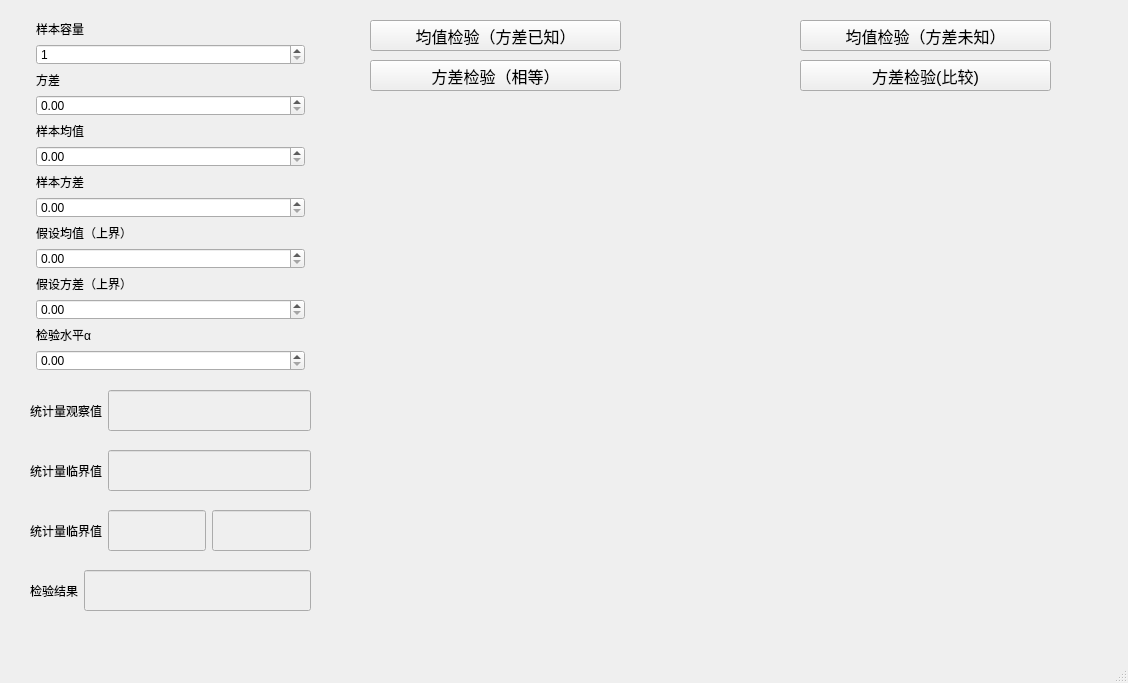
This is files/canshujiashejianyan.ui in chenxindaaa/MathematicalStatistics as Qt 5 draws it before an edit. The edited form follows.
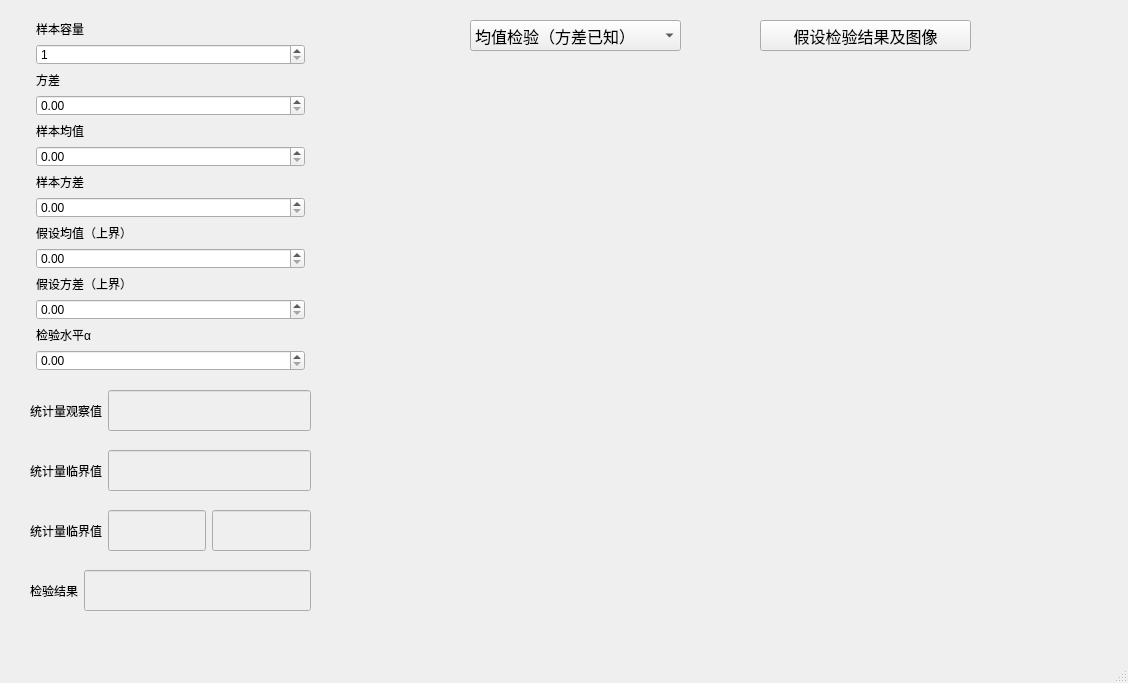
This is the edited form. Custom widgets are drawn as their Qt base class.

Diff of the .ui file:
```diff
--- a/files/canshujiashejianyan.ui
+++ b/files/canshujiashejianyan.ui
@@ -17,9 +17,9 @@
    <widget class="QPushButton" name="pushButton">
     <property name="geometry">
      <rect>
-      <x>370</x>
+      <x>760</x>
       <y>20</y>
-      <width>251</width>
+      <width>211</width>
       <height>31</height>
      </rect>
     </property>
@@ -29,16 +29,16 @@
      </font>
     </property>
     <property name="text">
-     <string>均值检验（方差已知）</string>
+     <string>假设检验结果及图像</string>
     </property>
    </widget>
    <widget class="Plot" name="widget" native="true">
     <property name="geometry">
      <rect>
       <x>350</x>
-      <y>120</y>
+      <y>80</y>
       <width>731</width>
-      <height>461</height>
+      <height>501</height>
      </rect>
     </property>
    </widget>
@@ -356,24 +356,6 @@
      </item>
     </layout>
    </widget>
-   <widget class="QPushButton" name="pushButton_2">
-    <property name="geometry">
-     <rect>
-      <x>800</x>
-      <y>20</y>
-      <width>251</width>
-      <height>31</height>
-     </rect>
-    </property>
-    <property name="font">
-     <font>
-      <pointsize>12</pointsize>
-     </font>
-    </property>
-    <property name="text">
-     <string>均值检验（方差未知）</string>
-    </property>
-   </widget>
    <widget class="QWidget" name="layoutWidget_2">
     <property name="geometry">
      <rect>
@@ -431,41 +413,41 @@
      </item>
     </layout>
    </widget>
-   <widget class="QPushButton" name="pushButton_3">
+   <widget class="QComboBox" name="comboBox">
     <property name="geometry">
      <rect>
-      <x>370</x>
-      <y>60</y>
-      <width>251</width>
+      <x>470</x>
+      <y>20</y>
+      <width>211</width>
       <height>31</height>
      </rect>
     </property>
     <property name="font">
      <font>
+      <family>Agency FB</family>
       <pointsize>12</pointsize>
      </font>
     </property>
-    <property name="text">
-     <string>方差检验（相等）</string>
-    </property>
-   </widget>
-   <widget class="QPushButton" name="pushButton_4">
-    <property name="geometry">
-     <rect>
-      <x>800</x>
-      <y>60</y>
-      <width>251</width>
-      <height>31</height>
-     </rect>
-    </property>
-    <property name="font">
-     <font>
-      <pointsize>12</pointsize>
-     </font>
-    </property>
-    <property name="text">
-     <string>方差检验(比较)</string>
-    </property>
+    <item>
+     <property name="text">
+      <string>均值检验（方差已知）</string>
+     </property>
+    </item>
+    <item>
+     <property name="text">
+      <string>均值检验（方差未知）</string>
+     </property>
+    </item>
+    <item>
+     <property name="text">
+      <string>方差检验（相等）</string>
+     </property>
+    </item>
+    <item>
+     <property name="text">
+      <string>方差检验（比较）</string>
+     </property>
+    </item>
    </widget>
   </widget>
   <widget class="QMenuBar" name="menubar">
```
Left out of the diff: 2 changed lines with no effect on the pictures.
